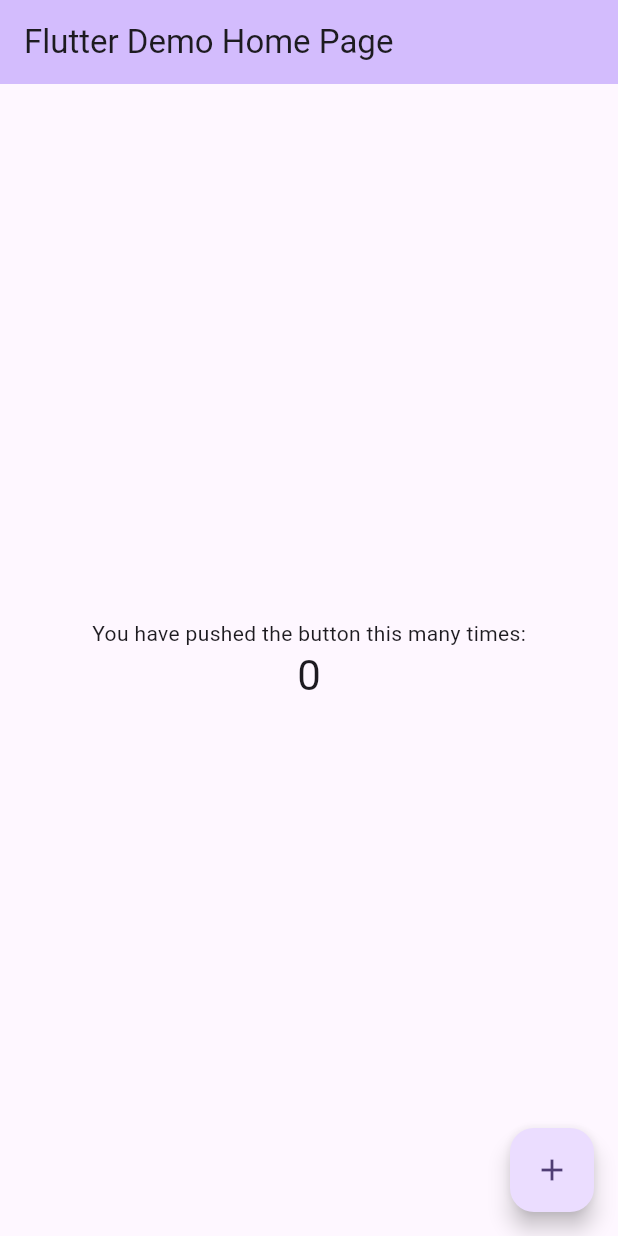
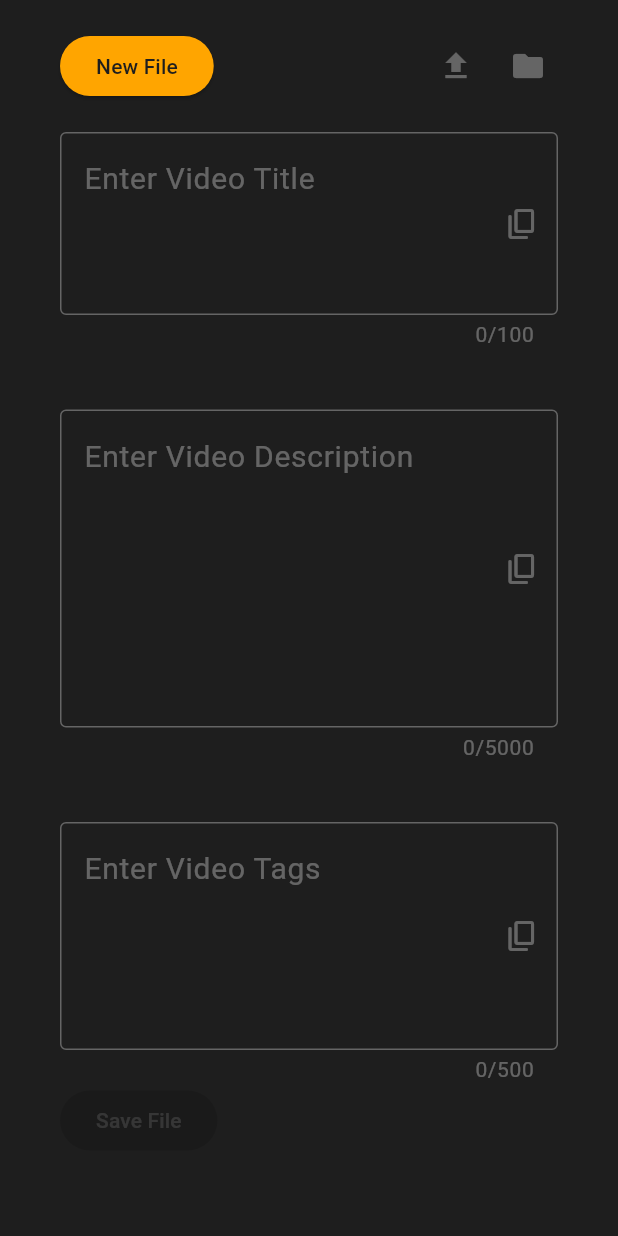
Before and after one commit to imole97/flutter-metatube, a Flutter app: the screen it shows after launch, on a phone screen of 412 x 824 dp. Run offline on Flutter 3.47's test engine with Material 3 defaults, Android fonts, the phone set to English and light mode, and no system bars; our stand-ins replace file_picker.

Commit message:
file service functionality

```diff
--- a/lib/main.dart
+++ b/lib/main.dart
@@ -1,4 +1,5 @@
 import 'package:flutter/material.dart';
+import 'package:metatube/screens/home_screen.dart';
 
 void main() {
   runApp(const MyApp());
@@ -10,116 +11,9 @@ class MyApp extends StatelessWidget {
   // This widget is the root of your application.
   @override
   Widget build(BuildContext context) {
-    return MaterialApp(
-      title: 'Flutter Demo',
-      theme: ThemeData(
-        // This is the theme of your application.
-        //
-        // TRY THIS: Try running your application with "flutter run". You'll see
-        // the application has a purple toolbar. Then, without quitting the app,
-        // try changing the seedColor in the colorScheme below to Colors.green
-        // and then invoke "hot reload" (save your changes or press the "hot
-        // reload" button in a Flutter-supported IDE, or press "r" if you used
-        // the command line to start the app).
-        //
-        // Notice that the counter didn't reset back to zero; the application
-        // state is not lost during the reload. To reset the state, use hot
-        // restart instead.
-        //
-        // This works for code too, not just values: Most code changes can be
-        // tested with just a hot reload.
-        colorScheme: ColorScheme.fromSeed(seedColor: Colors.deepPurple),
-        useMaterial3: true,
-      ),
-      home: const MyHomePage(title: 'Flutter Demo Home Page'),
+    return const MaterialApp(
+      debugShowCheckedModeBanner: false,// to remove the red debug banner
+      home:HomeScreen()
     );
   }
 }
-
-class MyHomePage extends StatefulWidget {
-  const MyHomePage({super.key, required this.title});
-
-  // This widget is the home page of your application. It is stateful, meaning
-  // that it has a State object (defined below) that contains fields that affect
-  // how it looks.
-
-  // This class is the configuration for the state. It holds the values (in this
-  // case the title) provided by the parent (in this case the App widget) and
-  // used by the build method of the State. Fields in a Widget subclass are
-  // always marked "final".
-
-  final String title;
-
-  @override
-  State<MyHomePage> createState() => _MyHomePageState();
-}
-
-class _MyHomePageState extends State<MyHomePage> {
-  int _counter = 0;
-
-  void _incrementCounter() {
-    setState(() {
-      // This call to setState tells the Flutter framework that something has
-      // changed in this State, which causes it to rerun the build method below
-      // so that the display can reflect the updated values. If we changed
-      // _counter without calling setState(), then the build method would not be
-      // called again, and so nothing would appear to happen.
-      _counter++;
-    });
-  }
-
-  @override
-  Widget build(BuildContext context) {
-    // This method is rerun every time setState is called, for instance as done
-    // by the _incrementCounter method above.
-    //
-    // The Flutter framework has been optimized to make rerunning build methods
-    // fast, so that you can just rebuild anything that needs updating rather
-    // than having to individually change instances of widgets.
-    return Scaffold(
-      appBar: AppBar(
-        // TRY THIS: Try changing the color here to a specific color (to
-        // Colors.amber, perhaps?) and trigger a hot reload to see the AppBar
-        // change color while the other colors stay the same.
-        backgroundColor: Theme.of(context).colorScheme.inversePrimary,
-        // Here we take the value from the MyHomePage object that was created by
-        // the App.build method, and use it to set our appbar title.
-        title: Text(widget.title),
-      ),
-      body: Center(
-        // Center is a layout widget. It takes a single child and positions it
-        // in the middle of the parent.
-        child: Column(
-          // Column is also a layout widget. It takes a list of children and
-          // arranges them vertically. By default, it sizes itself to fit its
-          // children horizontally, and tries to be as tall as its parent.
-          //
-          // Column has various properties to control how it sizes itself and
-          // how it positions its children. Here we use mainAxisAlignment to
-          // center the children vertically; the main axis here is the vertical
-          // axis because Columns are vertical (the cross axis would be
-          // horizontal).
-          //
-          // TRY THIS: Invoke "debug painting" (choose the "Toggle Debug Paint"
-          // action in the IDE, or press "p" in the console), to see the
-          // wireframe for each widget.
-          mainAxisAlignment: MainAxisAlignment.center,
-          children: <Widget>[
-            const Text(
-              'You have pushed the button this many times:',
-            ),
-            Text(
-              '$_counter',
-              style: Theme.of(context).textTheme.headlineMedium,
-            ),
-          ],
-        ),
-      ),
-      floatingActionButton: FloatingActionButton(
-        onPressed: _incrementCounter,
-        tooltip: 'Increment',
-        child: const Icon(Icons.add),
-      ), // This trailing comma makes auto-formatting nicer for build methods.
-    );
-  }
-}
--- /dev/null
+++ b/lib/screens/home_screen.dart
@@ -0,0 +1,166 @@
+import 'package:flutter/material.dart';
+import 'package:metatube/services/file_service.dart';
+import 'package:metatube/utils/app_styles.dart';
+import 'package:metatube/widgets/custom_textfield.dart';
+
+class HomeScreen extends StatefulWidget {
+  const HomeScreen({super.key});
+  @override
+  State<HomeScreen> createState() {
+    return _HomeScreenState();
+  }
+}
+
+class _HomeScreenState extends State<HomeScreen> {
+  FileService fileService = FileService();
+
+  @override
+  void initState() {
+    addListeners();
+    super.initState();
+  }
+
+  @override
+  void dispose() {
+    removeListeners();
+    super.dispose();
+  }
+
+  void addListeners() {
+    List<TextEditingController> controllers = [
+      fileService.titleController,
+      fileService.descriptionController,
+      fileService.tagsController,
+    ];
+    for (TextEditingController controller in controllers) {
+      controller.addListener(_onFieldChanged);
+    }
+  }
+
+  void removeListeners() {
+    List<TextEditingController> controllers = [
+      fileService.titleController,
+      fileService.descriptionController,
+      fileService.tagsController,
+    ];
+    for (TextEditingController controller in controllers) {
+      controller.removeListener(_onFieldChanged);
+    }
+  }
+
+  void _onFieldChanged() {
+    setState(() {
+      fileService.fieldsNotEmpty =
+          fileService.titleController.text.isNotEmpty &&
+              fileService.descriptionController.text.isNotEmpty &&
+              fileService.tagsController.text.isNotEmpty;
+    });
+  }
+
+  @override
+  Widget build(BuildContext context) {
+    return Scaffold(
+        backgroundColor: AppTheme.dark,
+        body: Padding(
+          padding: const EdgeInsets.symmetric(horizontal: 40, vertical: 20),
+          child: Column(
+            children: [
+              Row(
+                mainAxisAlignment: MainAxisAlignment.spaceBetween,
+                children: [
+                  _mainButton(() => null, 'New File'),
+                  Row(
+                    children: [
+                      _actionButton(() => null, Icons.file_upload),
+                      const SizedBox(
+                        width: 8,
+                      ),
+                      _actionButton(() => null, Icons.folder),
+                    ],
+                  )
+                ],
+              ),
+              const SizedBox(
+                height: 20,
+              ),
+              CustomTextField(
+                maxLength: 100,
+                maxLines: 3,
+                hintText: 'Enter Video Title',
+                controller: fileService.titleController,
+              ),
+              const SizedBox(
+                height: 40,
+              ),
+              CustomTextField(
+                maxLength: 5000,
+                maxLines: 6,
+                hintText: 'Enter Video Description',
+                controller: fileService.descriptionController,
+              ),
+              SizedBox(
+                height: 40,
+              ),
+              CustomTextField(
+                maxLength: 500,
+                maxLines: 4,
+                hintText: 'Enter Video Tags',
+                controller: fileService.tagsController,
+              ),
+              // SizedBox(
+              //   height: 40,
+              // ),
+              Row(
+                children: [
+                  _mainButton(
+                      fileService.fieldsNotEmpty
+                          ? () => fileService.saveContent(context)
+                          : null,
+                      'Save File')
+                ],
+              )
+            ],
+          ),
+        ));
+  }
+
+  ElevatedButton _mainButton(Function()? onPressed, String text) {
+    return ElevatedButton(
+      onPressed: onPressed,
+      style: _buttonStyle(),
+      child: Text(text),
+    );
+  }
+
+  // IconButton _actionButton(Function()? onPressed, IconData icon) {
+  //   return IconButton(
+  //     splashRadius: 20,
+  //     splashColor: AppTheme.accent,
+  //     onPressed: onPressed,
+  //     icon: Icon(icon, color: AppTheme.medium),
+  //   );
+  // }
+  Widget _actionButton(Function()? onPressed, IconData icon) {
+    return Material(
+      color: Colors.transparent, // Ensures no background color interference
+      child: InkWell(
+        borderRadius: BorderRadius.circular(20), // Custom splash radius
+        splashColor: AppTheme.accent,
+        onTap: onPressed,
+        child: Padding(
+          padding: const EdgeInsets.all(8.0), // Adjust padding for button size
+          child: Icon(icon, color: AppTheme.medium),
+        ),
+      ),
+    );
+  }
+
+  ButtonStyle _buttonStyle() {
+    return ElevatedButton.styleFrom(
+      backgroundColor: AppTheme.accent,
+      foregroundColor: AppTheme.dark,
+      disabledBackgroundColor: AppTheme.disableBackgroundColor,
+      disabledForegroundColor: AppTheme.disableForegroundColor,
+    );
+  }
+}
--- /dev/null
+++ b/lib/services/file_service.dart
@@ -0,0 +1,104 @@
+import 'dart:io';
+
+import 'package:file_picker/file_picker.dart';
+import 'package:flutter/material.dart';
+import 'package:intl/intl.dart';
+import 'package:metatube/utils/snackbar_utils.dart';
+
+class FileService {
+  final TextEditingController titleController = TextEditingController();
+  final TextEditingController descriptionController = TextEditingController();
+  final TextEditingController tagsController = TextEditingController();
+
+  bool fieldsNotEmpty = false;
+  File? _selectedFile;
+  String _selectedDirectory = '';
+
+  void saveContent(context) async {
+    final title = titleController.text;
+    final description = descriptionController.text;
+    final tags = tagsController.text;
+    final textContent =
+        "Title:\n\n$title\n\nDescription:\n\n$description\n\nTags:\n\n$tags";
+
+    try {
+      if (_selectedFile != null) {
+        await _selectedFile!.writeAsString(textContent); //when file is selected
+      } else {
+        final todayDate = getTodayDate();
+        String metaDataDirPath = _selectedDirectory;
+        if (metaDataDirPath.isEmpty) {
+          final directory = await FilePicker.platform
+              .getDirectoryPath(); // if selecteddir is empty we want to prompt the user to pick a file and gran the directory path
+          if (directory == null) {
+            SnackBarUtils.showSnackbar(
+                context, Icons.warning, 'No directory selected');
+            return; // Exit the function to prevent errors
+          }
+          _selectedDirectory =
+              metaDataDirPath = directory; // this evaluates from righ to left
+        }
+        final filePath = '$metaDataDirPath/$todayDate - $title - Metadata.txt';
+        final newFile = File(filePath);
+        await newFile.writeAsString(textContent);
+      }
+      SnackBarUtils.showSnackbar(
+          context, Icons.check_circle, 'File saved successfully');
+    } catch (e) {
+      print(e);
+      SnackBarUtils.showSnackbar(context, Icons.error, 'Filed not saved');
+    }
+  }
+
+  // void saveContent(BuildContext context) async {
+  //   final title = titleController.text;
+  //   final description = descriptionController.text;
+  //   final tags = tagsController.text;
+
+  //   final textContent =
+  //       "Title:\n\n$title\n\nDescription:\n\n$description\n\nTags:\n\n$tags";
+
+  //   try {
+  //     if (_selectedFile != null) {
+  //       await _selectedFile!.writeAsString(textContent);
+  //     } else {
+  //       final todayDate = getTodayDate();
+
+  //       String metadataDirPath = _selectedDirectory;
+
+  //       if (metadataDirPath.isEmpty) {
+  //         final directory = await FilePicker.platform.getDirectoryPath();
+  //         _selectedDirectory = metadataDirPath = directory!;
+  //       }
+
+  //       final filePath = '$metadataDirPath/$todayDate - $title';
+  //       final newFile = File(filePath);
+  //       await newFile.writeAsString(textContent);
+  //     }
+
+  //     if (context.mounted) {
+  //       SnackBarUtils.showSnackbar(
+  //         context,
+  //         Icons.check_circle,
+  //         'File saved successfully',
+  //       );
+  //     }
+  //   } catch (e) {
+  //     print(e);
+  //     if (context.mounted) {
+  //       SnackBarUtils.showSnackbar(
+  //         context,
+  //         Icons.error,
+  //         'File not saved',
+  //       );
+  //     }
+  //   }
+  // }
+
+  static String getTodayDate() {
+    final now = DateTime.now();
+    final formatter = DateFormat('yyyy-MM-dd');
+    final formattedDate = formatter.format(now);
+    return formattedDate;
+  }
+}
--- /dev/null
+++ b/lib/utils/app_styles.dart
@@ -0,0 +1,20 @@
+import 'package:flutter/material.dart';
+
+class AppTheme {
+  static const Color dark = Color(0xff1e1e1e);
+  static const Color medium = Color(0x50FFFFFF);
+  static const Color light = Color(0xFFFFFFFF);
+  static const Color accent = Color(0xFFFFA500);
+
+  static const Color disableBackgroundColor = Colors.black12;
+  static const Color disableForegroundColor = Colors.white12;
+
+  static const TextStyle inputStyle = TextStyle(color: light, fontSize: 20);
+  static const TextStyle hintStyle = TextStyle(color: medium);
+  static const TextStyle counterStyle = TextStyle(color: medium, fontSize: 14);
+  static const TextStyle splashStyle = TextStyle(
+    color: accent,
+    fontSize: 20,
+    fontWeight: FontWeight.w500,
+  );
+}
--- /dev/null
+++ b/lib/utils/snackbar_utils.dart
@@ -0,0 +1,21 @@
+import 'package:flutter/material.dart';
+import 'package:metatube/utils/app_styles.dart';
+
+class SnackBarUtils {
+  static void showSnackbar(
+      BuildContext context, IconData icon, String message) {
+    ScaffoldMessenger.of(context).hideCurrentSnackBar();
+    ScaffoldMessenger.of(context).showSnackBar(SnackBar(
+      content: Row(
+        children: [
+          Icon(
+            icon,
+            color: AppTheme.accent,
+          ),
+          SizedBox(width: 8),
+          Text(message)
+        ],
+      ),
+    ));
+  }
+}
--- /dev/null
+++ b/lib/widgets/custom_textfield.dart
@@ -0,0 +1,96 @@
+import 'package:flutter/material.dart';
+import 'package:flutter/services.dart';
+import 'package:metatube/utils/app_styles.dart';
+import 'package:metatube/utils/snackbar_utils.dart';
+
+class CustomTextField extends StatefulWidget {
+  const CustomTextField({
+    super.key,
+    required this.maxLength,
+    this.maxLines,
+    required this.hintText,
+    required this.controller,
+  });
+  final int maxLength;
+  final int? maxLines;
+  final String hintText;
+  final TextEditingController controller;
+
+  @override
+  State<CustomTextField> createState() => _CustomTextFieldState();
+}
+
+class _CustomTextFieldState extends State<CustomTextField> {
+  final _focusNode = FocusNode();
+  @override
+  void dispose() {
+    _focusNode.dispose();
+    super.dispose();
+  }
+
+  void copyToClipboard(BuildContext context, String text) {
+    Clipboard.setData(ClipboardData(text: text));
+    SnackBarUtils.showSnackbar(context, Icons.content_copy, 'Copied text');
+  }
+
+  @override
+  Widget build(BuildContext context) {
+    return TextField(
+      focusNode: _focusNode,
+      onEditingComplete: () => FocusScope.of(context).nextFocus,
+      controller: widget.controller,
+      maxLength: widget.maxLength,
+      maxLines: widget.maxLines,
+      keyboardType: TextInputType.multiline,
+      cursorColor: AppTheme.accent,
+      style: AppTheme.inputStyle,
+      decoration: InputDecoration(
+          hintStyle: AppTheme.hintStyle,
+          hintText: widget.hintText,
+          suffixIcon: _copyButton(context),
+          focusedBorder: const OutlineInputBorder(
+            borderSide: BorderSide(
+              color: AppTheme.accent,
+            ),
+          ),
+          enabledBorder: const OutlineInputBorder(
+            borderSide: BorderSide(
+              color: AppTheme.medium,
+            ),
+          ),
+          counterStyle: AppTheme.counterStyle),
+    );
+  }
+
+  // IconButton _copyButton(BuildContext context) {
+  //   return IconButton(
+  //     onPressed: () {},
+  //     icon: const Icon(
+  //       splashColor: AppTheme.accent,
+  //splashRadius:20,
+  //       Icons.content_copy_rounded,
+  //       color: AppTheme.accent,
+  //     ),
+  //   );
+  // }
+  Widget _copyButton(BuildContext context) {
+    final isInputEmpty = widget.controller.text.isEmpty;
+    return Material(
+      color: Colors.transparent, // Ensures no background color interference
+      child: InkWell(
+        borderRadius: BorderRadius.circular(20), // Custom splash radius
+        splashColor: AppTheme.accent,
+        onTap: isInputEmpty
+            ? null
+            : () => copyToClipboard(context, widget.controller.text),
+        child: Padding(
+          padding: const EdgeInsets.all(8.0), // Adjust padding for button size
+          child: Icon(
+            Icons.content_copy_rounded,
+            color: isInputEmpty ? AppTheme.medium : AppTheme.accent,
+          ),
+        ),
+      ),
+    );
+  }
+}
--- a/pubspec.yaml
+++ b/pubspec.yaml
@@ -35,6 +35,8 @@ dependencies:
   # The following adds the Cupertino Icons font to your application.
   # Use with the CupertinoIcons class for iOS style icons.
   cupertino_icons: ^1.0.8
+  intl: ^0.20.1
+  file_picker: ^8.1.5
 
 dev_dependencies:
   flutter_test:
```
Also changed, not shown: pubspec.lock, 6 other files.
